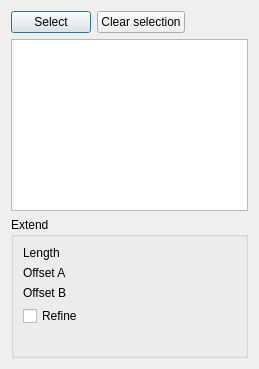
This is Resources/panels/ExtendTaskPanel.ui in shaise/FreeCAD_SheetMetal as Qt 5 draws it before an edit. The edited form follows.
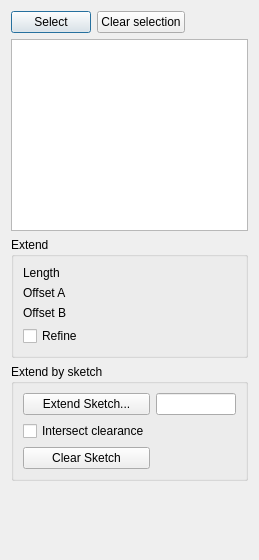
This is the edited form. Custom widgets are drawn as their Qt base class.

Commit message: Update readme to pr #541. Reinstate extend by sketch functionality, issue #543

What changed in the file:
```diff
--- a/Resources/panels/ExtendTaskPanel.ui
+++ b/Resources/panels/ExtendTaskPanel.ui
@@ -7,7 +7,7 @@
     <x>0</x>
     <y>0</y>
     <width>259</width>
-    <height>369</height>
+    <height>560</height>
    </rect>
   </property>
   <property name="windowTitle">
@@ -90,19 +90,6 @@
         </property>
        </widget>
       </item>
-      <item row="4" column="0">
-       <spacer name="verticalSpacer">
-        <property name="orientation">
-         <enum>Qt::Vertical</enum>
-        </property>
-        <property name="sizeHint" stdset="0">
-         <size>
-          <width>20</width>
-          <height>40</height>
-         </size>
-        </property>
-       </spacer>
-      </item>
       <item row="0" column="1">
        <widget class="Gui::QuantitySpinBox" name="Length" native="true">
         <property name="unit" stdset="0">
@@ -157,6 +144,69 @@
      </layout>
     </widget>
    </item>
+   <item>
+    <widget class="QGroupBox" name="groupBox_2">
+     <property name="title">
+      <string>Extend by sketch</string>
+     </property>
+     <layout class="QGridLayout" name="gridLayout">
+      <item row="0" column="0">
+       <widget class="QPushButton" name="buttSelSketch">
+        <property name="text">
+         <string>Extend Sketch...</string>
+        </property>
+        <property name="checkable">
+         <bool>true</bool>
+        </property>
+       </widget>
+      </item>
+      <item row="0" column="1">
+       <widget class="QLineEdit" name="txtSelSketch">
+        <property name="readOnly">
+         <bool>true</bool>
+        </property>
+       </widget>
+      </item>
+      <item row="1" column="0">
+       <widget class="QCheckBox" name="checkIntersectClear">
+        <property name="text">
+         <string>Intersect clearance</string>
+        </property>
+       </widget>
+      </item>
+      <item row="1" column="1">
+       <widget class="Gui::QuantitySpinBox" name="Offset" native="true">
+        <property name="unit" stdset="0">
+         <string notr="true">mm</string>
+        </property>
+        <property name="minimum" stdset="0">
+         <double>0.000000000000000</double>
+        </property>
+       </widget>
+      </item>
+      <item row="2" column="0">
+       <widget class="QPushButton" name="buttClearSketch">
+        <property name="text">
+         <string>Clear Sketch</string>
+        </property>
+       </widget>
+      </item>
+     </layout>
+    </widget>
+   </item>
+   <item>
+    <spacer name="verticalSpacer">
+     <property name="orientation">
+      <enum>Qt::Vertical</enum>
+     </property>
+     <property name="sizeHint" stdset="0">
+      <size>
+       <width>20</width>
+       <height>40</height>
+      </size>
+     </property>
+    </spacer>
+   </item>
   </layout>
  </widget>
  <customwidgets>
```
The commit also changes 3 other files.
